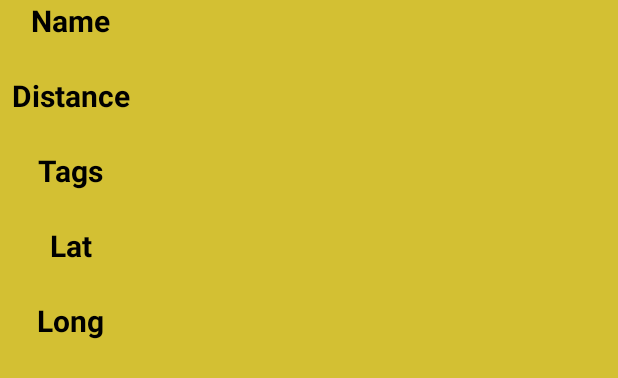
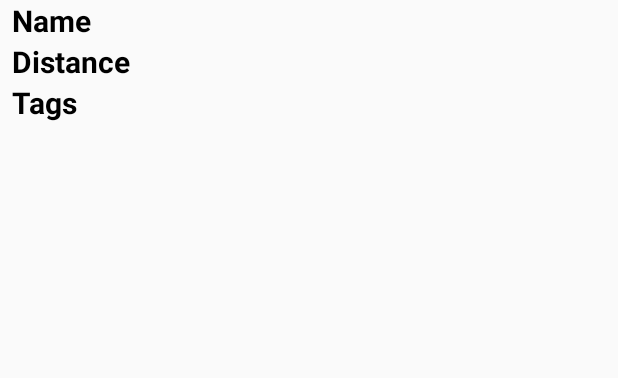
Before and after one commit to Zhrack/TesiAndroid, an Android app: the layout list_item.xml on its own in the app's theme, with its tools: preview values and no code run, on a phone screen of 412 x 824 dp. Shown: the top 378 px of the screen. Run offline under Robolectric (Android 15) with nearby library versions, the phone set to English and light mode, and no system bars.

Commit message:
Graphic modifications

```diff
--- a/app/src/main/java/com/university/tesiandroid/AppController.java
+++ b/app/src/main/java/com/university/tesiandroid/AppController.java
@@ -21,7 +21,8 @@ public class AppController extends Application {
 
     public final static String MESSAGE_CHOSEN_BOOK = "MESSAGE_CHOSEN_BOOK";
 
-    private static final String basicURL = "http://192.168.1.56:8084/tesi/";
+//    private static final String basicURL = "http://192.168.1.56:8084/tesi/";
+    private static final String basicURL = "http://tesi-env.us-west-2.elasticbeanstalk.com/";
 
     public static final String urlServer = basicURL + "Controller";
 
--- a/app/src/main/res/layout/list_item.xml
+++ b/app/src/main/res/layout/list_item.xml
@@ -2,20 +2,19 @@
 <TableLayout xmlns:android="http://schemas.android.com/apk/res/android"
     android:layout_width="match_parent"
     android:layout_height="match_parent"
-    xmlns:tools="http://schemas.android.com/tools"
-    android:background="#d3c033">
+    xmlns:tools="http://schemas.android.com/tools">
     <TableRow>
 
         <TextView
             android:id="@+id/textName"
             android:layout_width="match_parent"
-            android:layout_height="50dp"
+            android:layout_height="wrap_content"
             android:paddingLeft="8dp"
             android:textSize="20sp"
             android:textStyle="bold"
             android:text="Name"
             android:textColor="#000000"
-            android:layout_gravity="center" />
+            android:layout_gravity="left" />
 
     </TableRow>
 
@@ -26,14 +25,14 @@
         <TextView
             android:id="@+id/textDistance"
             android:layout_width="match_parent"
-            android:layout_height="50dp"
+            android:layout_height="wrap_content"
             android:paddingLeft="8dp"
             android:textSize="20sp"
             android:textStyle="bold"
             android:text="Distance"
             android:textColor="#000000"
-            android:layout_gravity="center"
-            android:singleLine="false" />
+            android:singleLine="false"
+            android:layout_gravity="left" />
     </TableRow>
 
     <TableRow
@@ -43,45 +42,14 @@
         <TextView
             android:id="@+id/textTags"
             android:layout_width="match_parent"
-            android:layout_height="50dp"
+            android:layout_height="wrap_content"
             android:paddingLeft="8dp"
             android:textSize="20sp"
             android:textStyle="bold"
             android:text="Tags"
             android:textColor="#000000"
-            android:layout_gravity="center" />
+            android:layout_gravity="left" />
 
     </TableRow>
 
-    <TableRow
-        android:layout_width="match_parent"
-        android:layout_height="match_parent">
-
-        <TextView
-            android:id="@+id/textLat"
-            android:layout_width="match_parent"
-            android:layout_height="50dp"
-            android:paddingLeft="8dp"
-            android:textSize="20sp"
-            android:textStyle="bold"
-            android:text="Lat"
-            android:textColor="#000000"
-            android:layout_gravity="center" />
-    </TableRow>
-
-    <TableRow
-        android:layout_width="match_parent"
-        android:layout_height="match_parent">
-
-        <TextView
-            android:id="@+id/textLong"
-            android:layout_width="match_parent"
-            android:layout_height="50dp"
-            android:paddingLeft="8dp"
-            android:textSize="20sp"
-            android:textStyle="bold"
-            android:text="Long"
-            android:textColor="#000000"
-            android:layout_gravity="center" />
-    </TableRow>
 </TableLayout>
```
Also changed, not shown: app/src/main/java/com/university/tesiandroid/ListAdapter.java (+6 -6 lines), app/src/main/res/layout/activity_list.xml (+1 -13 lines).
